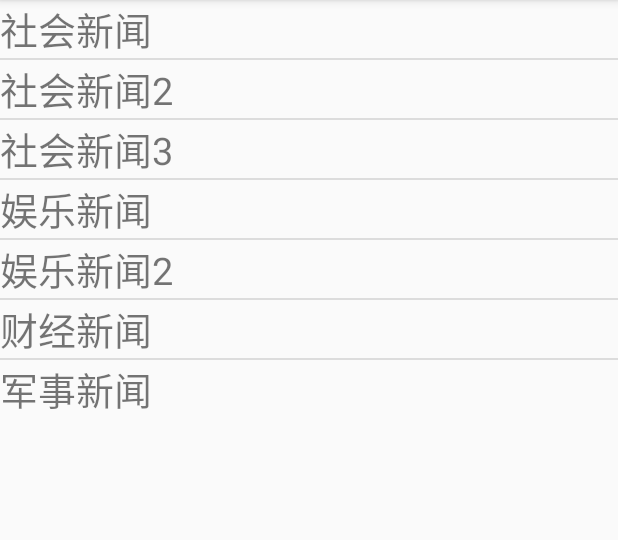
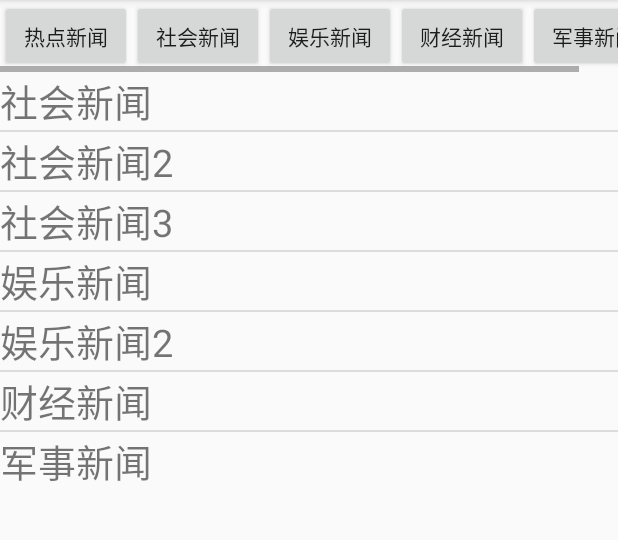
Before and after one commit to zhengjiawen/EasyNews, an Android app: the ShowNewsActivity screen opened directly, with no data from a screen before it, on a phone screen of 412 x 824 dp, the part 84-624 px from its top. Run offline under Robolectric (Android 15) with nearby library versions, the phone set to English and light mode, and no system bars.

Commit message:
实现滑动按钮，筛选新闻

```diff
--- a/app/src/main/java/activity/BaseActivity.java
+++ b/app/src/main/java/activity/BaseActivity.java
@@ -12,4 +12,5 @@ import com.example.outi.easynews.R;
  */
 public class BaseActivity extends AppCompatActivity{
 
+
 }
--- a/app/src/main/java/activity/LoginActivity.java
+++ b/app/src/main/java/activity/LoginActivity.java
@@ -21,6 +21,8 @@ public class LoginActivity extends AppCompatActivity implements View.OnClickList
     private Button login;
     private EditText accountEdit;
     private EditText passwardEdit;
+
+
 
     @Override
     protected void onCreate(@Nullable Bundle savedInstanceState) {
@@ -46,7 +48,7 @@ public class LoginActivity extends AppCompatActivity implements View.OnClickList
     public void verify(){                                            //验证账号和密码
         String account=accountEdit.getText().toString();
         String passward=passwardEdit.getText().toString();
-        if(account.equals("admin")&&passward.equals("123456")){
+        if(account.equals("")&&passward.equals("")){                //输入账户密码
             IntentUtil.StartActivity(this, ShowNewsActivity.class);
         }else
         {
--- a/app/src/main/java/activity/ShowNewsActivity.java
+++ b/app/src/main/java/activity/ShowNewsActivity.java
@@ -5,6 +5,8 @@ import android.os.Bundle;
 import android.support.annotation.Nullable;
 import android.view.Menu;
 import android.view.MenuItem;
+import android.view.View;
+import android.widget.Button;
 import android.widget.ListView;
 import android.widget.SimpleAdapter;
 
@@ -21,20 +23,41 @@ import util.ToastUtil;
 /**
  * Created by outi on 2016/9/25.
  */
-public class ShowNewsActivity extends BaseActivity{
+public class ShowNewsActivity extends BaseActivity implements View.OnClickListener{
     private List<Map<String,Object>> listNews;
-    private   Dbutil db;
+    private Dbutil db;
     private ListView list;
+    private Button hotnews;
+    private Button societyNews;
+
+
+
+    private Button entertainmentNews;
+    private Button economicNews;
+    private Button militaryNews;
 
     @Override
     protected void onCreate(@Nullable Bundle savedInstanceState) {
         super.onCreate(savedInstanceState);
         setContentView(R.layout.show_news);
-        db=new Dbutil(this);
-        setListNews();
-        SimpleAdapter simpleAdapter=new SimpleAdapter(this,listNews,R.layout.simple_item, new String[]{"title"},new int[] {R.id.title});
-        list =(ListView)findViewById(R.id.listnews);
-        list.setAdapter(simpleAdapter);
+
+        //注册按钮
+        hotnews=(Button)findViewById(R.id.hot_news);
+        societyNews=(Button)findViewById(R.id.society_news);
+        entertainmentNews=(Button)findViewById(R.id.entertainment_news);
+        economicNews=(Button)findViewById(R.id.economic_news);
+        militaryNews=(Button)findViewById(R.id.military_news);
+
+        //绑定事件
+        hotnews.setOnClickListener(this);
+        societyNews.setOnClickListener(this);
+        entertainmentNews.setOnClickListener(this);
+        economicNews.setOnClickListener(this);
+        militaryNews.setOnClickListener(this);
+
+        //初始化为热点事件
+        setListNews(-1);
+
     }
 
     @Override
@@ -66,11 +89,33 @@ public class ShowNewsActivity extends BaseActivity{
         db.DbDestroy();
     }
 
-    protected void setListNews(int type){
-        listNews= db.Query(type);
+    @Override
+    public void onClick(View v) {
+        switch (v.getId()){
+            case R.id.hot_news:                 //选择热点新闻时，暂定为输出数据库内所有新闻
+                setListNews(-1);
+                break;
+            case R.id.society_news:
+                setListNews(1);
+                break;
+            case R.id.entertainment_news:
+                setListNews(2);
+                break;
+            case R.id.economic_news:
+                setListNews(3);
+                break;
+            case R.id.military_news:
+                setListNews(4);
+                break;
+            default:    break;
+        }
     }
 
-    protected void setListNews(){
-        listNews= db.Query();
+    public void setListNews(int type){
+        db=new Dbutil(this);
+        listNews= db.Query(type);
+        SimpleAdapter simpleAdapter=new SimpleAdapter(this,listNews,R.layout.simple_item, new String[]{"title"},new int[] {R.id.title});
+        list =(ListView)findViewById(R.id.listnews);
+        list.setAdapter(simpleAdapter);
     }
 }
--- a/app/src/main/java/util/Dbutil.java
+++ b/app/src/main/java/util/Dbutil.java
@@ -55,15 +55,15 @@ public class Dbutil{
         if(cursor.moveToFirst()){
             do{
                 int type=cursor.getInt(cursor.getColumnIndex("type"));
-                if(type==targetType||targetType==-1){
-                    Map<String,Object> listNew= new HashMap<String,Object>();
+                if(type==targetType||targetType==-1){                       //-1时查询全部数据
+                    Map<String,Object> mapNew= new HashMap<String,Object>();
                     String title=cursor.getString(cursor.getColumnIndex("title"));
                     String time=cursor.getString(cursor.getColumnIndex("time"));
                     String content=cursor.getString(cursor.getColumnIndex("content"));
-                    listNew.put("title",title);
-                    listNew.put("time",time);
-                    listNew.put("content",content);
-                    listNews.add(listNew);
+                    mapNew.put("title",title);
+                    mapNew.put("time",time);
+                    mapNew.put("content",content);
+                    listNews.add(mapNew);
                 }
             }while (cursor.moveToNext());
         }
@@ -71,14 +71,9 @@ public class Dbutil{
         return listNews;
     }
 
-    //重载一个不传入参数时全部查询的函数
-    public List<Map<String,Object>> Query(){
-        return Query(-1);
-    }
-
 
     public void init(){
-        Cursor cursor=db.query("news",null,null,null,null,null,null);                   //查询全部数据
+        Cursor cursor=db.query("news",null,null,null,null,null,null);                            //查询全部数据
         if(cursor.getCount()==0) {                                                                //表中行数为0，未初始化时进行初始化
             db.insert("news", null, Values.setAndgetValues(1, "社会新闻", "9月24日", "电子科大获捐10.3亿"));
             Values.Clear();
--- a/app/src/main/res/layout/show_news.xml
+++ b/app/src/main/res/layout/show_news.xml
@@ -2,6 +2,45 @@
 <LinearLayout xmlns:android="http://schemas.android.com/apk/res/android"
     android:orientation="vertical" android:layout_width="match_parent"
     android:layout_height="match_parent">
+
+    <ScrollView
+        android:layout_width="match_parent"
+        android:layout_height="wrap_content">
+        <HorizontalScrollView
+            android:layout_width="match_parent"
+            android:layout_height="wrap_content">
+            <LinearLayout
+                android:layout_width="match_parent"
+                android:layout_height="wrap_content"
+                android:orientation="horizontal">
+                <Button
+                    android:layout_width="wrap_content"
+                    android:layout_height="wrap_content"
+                    android:id="@+id/hot_news"
+                    android:text="热点新闻"/>
+                <Button
+                    android:layout_width="wrap_content"
+                    android:layout_height="wrap_content"
+                    android:id="@+id/society_news"
+                    android:text="社会新闻"/>
+                <Button
+                    android:layout_width="wrap_content"
+                    android:layout_height="wrap_content"
+                    android:id="@+id/entertainment_news"
+                    android:text="娱乐新闻"/>
+                <Button
+                    android:layout_width="wrap_content"
+                    android:layout_height="wrap_content"
+                    android:id="@+id/economic_news"
+                    android:text="财经新闻"/>
+                <Button
+                    android:layout_width="wrap_content"
+                    android:layout_height="wrap_content"
+                    android:id="@+id/military_news"
+                    android:text="军事新闻"/>
+            </LinearLayout>
+        </HorizontalScrollView>
+    </ScrollView>
     <!-- 定义一个ListView-->
 <ListView
     android:layout_width="match_parent"
```
